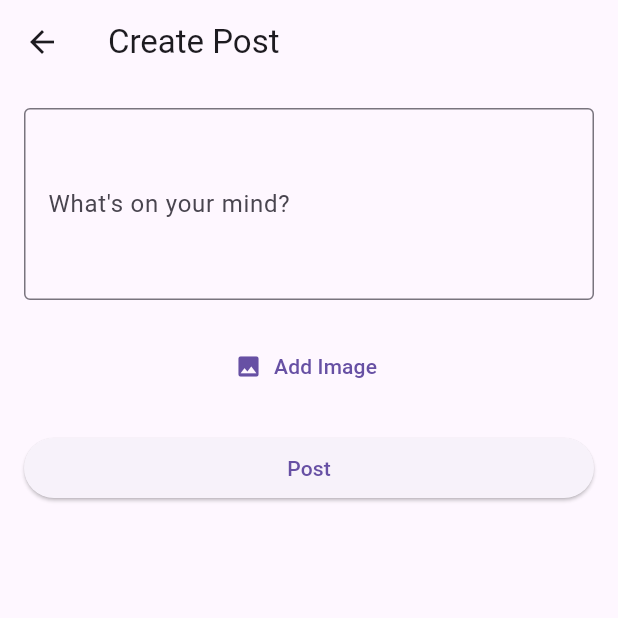
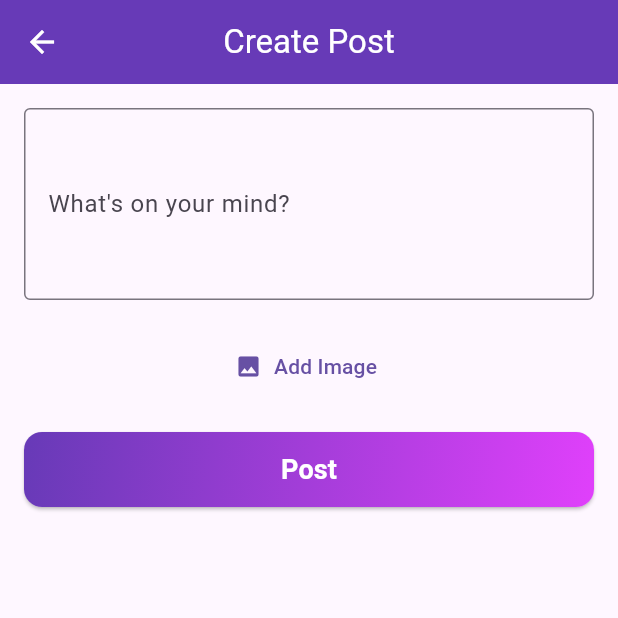
Before and after one commit to zohaibbukhari126/Social_space, a Flutter app: the NewPostView screen opened directly, on a phone screen of 412 x 824 dp, the top half of it. Run offline on Flutter 3.47's test engine with Material 3 defaults, Android fonts, the phone set to English and light mode, and no system bars; our stand-ins replace firebase_auth, firebase_core, firebase_database, image_picker, shared_preferences; accounts and stored records are empty.

Commit message:
new commit

```diff
--- a/lib/views/new_post_view.dart
+++ b/lib/views/new_post_view.dart
@@ -2,6 +2,7 @@ import 'dart:io';
 import 'package:flutter/material.dart';
 import 'package:image_picker/image_picker.dart';
 import 'package:provider/provider.dart';
+import 'package:quick_connect/widgets/gradient_button.dart';
 import '../viewmodels/post_viewmodel.dart';
 
 class NewPostView extends StatefulWidget {
@@ -48,9 +49,9 @@ Future<void> _submitPost() async {
       }
     } catch (e) {
       if (mounted) {
-      ScaffoldMessenger.of(context).showSnackBar(
-        SnackBar(content: Text("Error: $e")),
-      );
+        ScaffoldMessenger.of(
+          context,
+        ).showSnackBar(SnackBar(content: Text("Error: $e")));
       }
     } finally {
       if (mounted) setState(() => _isLoading = false);
@@ -62,6 +63,10 @@ Future<void> _submitPost() async {
     return Scaffold(
       appBar: AppBar(
         title: const Text("Create Post"),
+        backgroundColor: Colors.deepPurple,
+        foregroundColor: Colors.white,
+        centerTitle: true,
+        elevation: 0,
       ),
       body: SingleChildScrollView(
         padding: const EdgeInsets.all(16),
@@ -76,8 +81,9 @@ Future<void> _submitPost() async {
                   labelText: "What's on your mind?",
                   border: OutlineInputBorder(),
                 ),
-                validator: (value) =>
-                    value == null || value.isEmpty ? "Content is required" : null,
+                validator: (value) => value == null || value.isEmpty
+                    ? "Content is required"
+                    : null,
               ),
               const SizedBox(height: 20),
               _selectedImage != null
@@ -85,10 +91,11 @@ Future<void> _submitPost() async {
                       children: [
                         Image.file(_selectedImage!, height: 200),
                         TextButton.icon(
-                          onPressed: () => setState(() => _selectedImage = null),
+                          onPressed: () =>
+                              setState(() => _selectedImage = null),
                           icon: const Icon(Icons.delete, color: Colors.red),
                           label: const Text("Remove Image"),
-                        )
+                        ),
                       ],
                     )
                   : TextButton.icon(
@@ -97,14 +104,10 @@ Future<void> _submitPost() async {
                       label: const Text("Add Image"),
                     ),
               const SizedBox(height: 20),
-              SizedBox(
-                width: double.infinity,
-                child: ElevatedButton(
-                  onPressed: _isLoading ? null : _submitPost,
-                  child: _isLoading
-                      ? const CircularProgressIndicator(color: Colors.white)
-                      : const Text("Post"),
-                ),
+              GradientButton(
+                text: "Post",
+                onPressed: _submitPost,
+                isLoading: _isLoading,
               ),
             ],
           ),
--- /dev/null
+++ b/lib/widgets/gradient_button.dart
@@ -0,0 +1,54 @@
+import 'package:flutter/material.dart';
+
+class GradientButton extends StatelessWidget {
+  final String text;
+  final VoidCallback? onPressed;
+  final bool isLoading;
+
+  const GradientButton({
+    super.key,
+    required this.text,
+    required this.onPressed,
+    this.isLoading = false,
+  });
+
+  @override
+  Widget build(BuildContext context) {
+    return SizedBox(
+      width: double.infinity,
+      height: 50,
+      child: ElevatedButton(
+        style: ElevatedButton.styleFrom(
+          padding: EdgeInsets.zero,
+          shape: RoundedRectangleBorder(
+            borderRadius: BorderRadius.circular(12),
+          ),
+        ),
+        onPressed: isLoading ? null : onPressed,
+        child: Ink(
+          decoration: BoxDecoration(
+            gradient: const LinearGradient(
+              colors: [Colors.deepPurple, Colors.purpleAccent],
+              begin: Alignment.topLeft,
+              end: Alignment.bottomRight,
+            ),
+            borderRadius: BorderRadius.circular(12),
+          ),
+          child: Container(
+            alignment: Alignment.center,
+            child: isLoading
+                ? const CircularProgressIndicator(color: Colors.white)
+                : Text(
+                    text,
+                    style: const TextStyle(
+                      fontSize: 18,
+                      fontWeight: FontWeight.bold,
+                      color: Colors.white,
+                    ),
+                  ),
+          ),
+        ),
+      ),
+    );
+  }
+}
```
Also changed, not shown: lib/main_navigation.dart (+35 -2 lines), lib/views/home_view.dart (+9 -27 lines), lib/views/login_view.dart (+32 -52 lines), lib/views/profile_view.dart (+58 -31 lines), lib/views/signup_view.dart (+4 -35 lines), 1 other file. Lines whose indentation alone changed are shown as unchanged.
